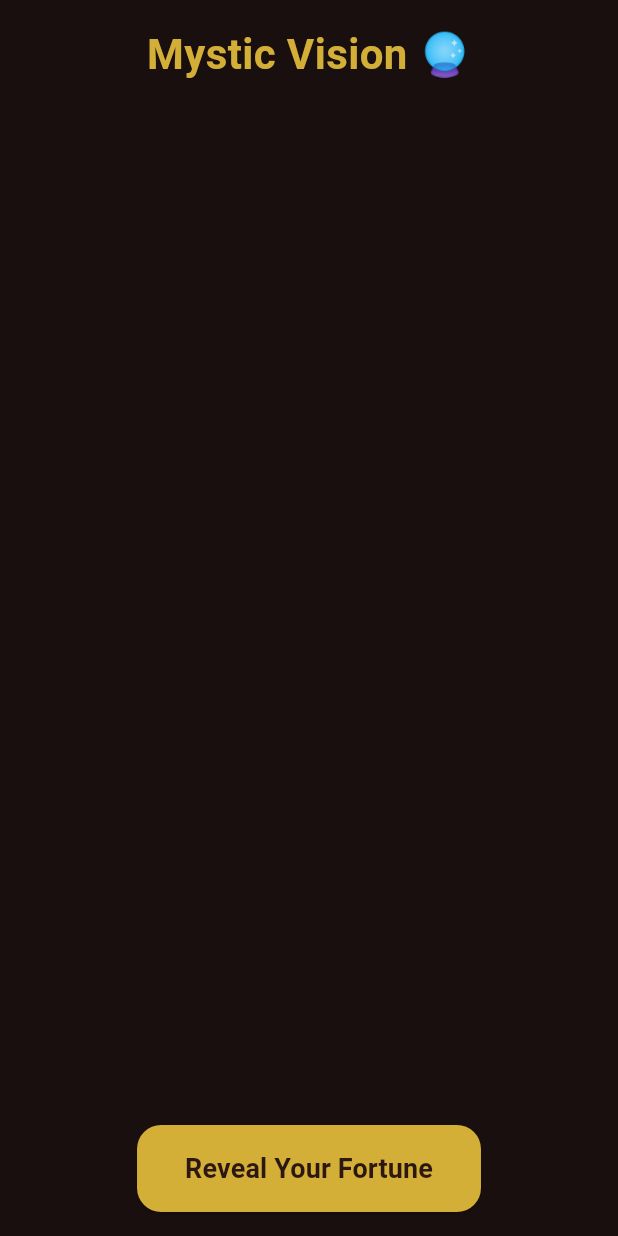
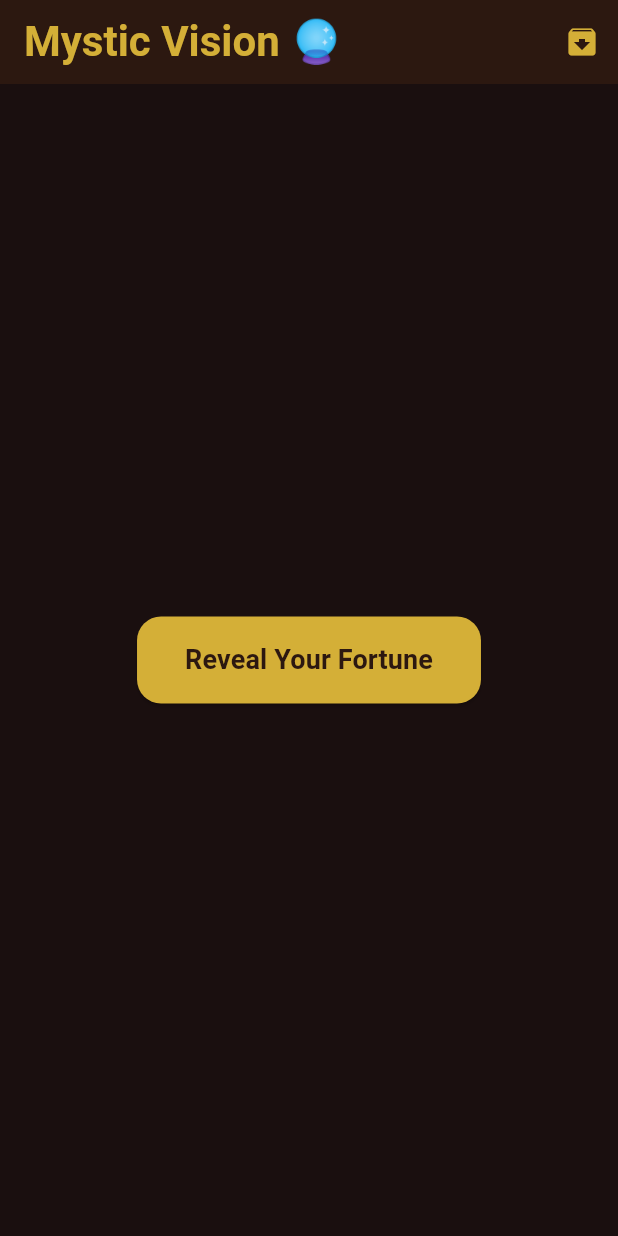
Before and after one commit to SiddharthaUpase/Blip, a Flutter app: the screen it shows after launch, on a phone screen of 412 x 824 dp. Run offline on Flutter 3.47's test engine with Material 3 defaults, Android fonts, the phone set to English and light mode, and no system bars; our stand-ins replace flutter_dotenv, get, google_fonts, image_picker, shared_preferences, supabase_flutter; accounts and stored records are empty.

Commit message:
Added Save Feature and View Fortunes Feature

```diff
--- a/lib/modules/home/views/home_view.dart
+++ b/lib/modules/home/views/home_view.dart
@@ -1,4 +1,5 @@
 import 'package:flutter/material.dart';
+import 'package:flutter_supabase_boilerplate/modules/home/views/saved_fortunes_view.dart';
 import 'package:get/get.dart';
 import '../controllers/home_controller.dart';
 import '../widgets/streaming_fortune_card.dart';
@@ -12,13 +13,9 @@ class HomeView extends GetView<HomeController> {
   Widget build(BuildContext context) {
     return Scaffold(
       backgroundColor: const Color(0xFF1A0F0F),
-      body: SafeArea(
-        child: Column(
-          children: [
-            // Header
-            Padding(
-              padding: const EdgeInsets.all(16.0),
-              child: Text(
+      appBar: AppBar(
+        backgroundColor: const Color(0xFF2C1810),
+        title: Text(
           'Mystic Vision 🔮',
           style: GoogleFonts.cinzelDecorative(
             fontSize: 28,
@@ -26,8 +23,48 @@ class HomeView extends GetView<HomeController> {
             color: const Color(0xFFD4AF37),
           ),
         ),
+        actions: [
+          // Save button (only show when there are predictions)
+          Obx(() => controller.fortunePredictions.isNotEmpty
+              ? IconButton(
+                  icon: const Icon(Icons.save, color: Color(0xFFD4AF37)),
+                  onPressed: controller.saveFortune,
+                )
+              : const SizedBox.shrink()),
+          // Archive button
+          IconButton(
+            icon: const Icon(Icons.archive, color: Color(0xFFD4AF37)),
+            onPressed: () => Get.to(() => const SavedFortunesView()),
           ),
-
+        ],
+      ),
+      body: SafeArea(
+        child: Obx(
+          () => controller.fortunePredictions.isEmpty &&
+                  !controller.isAnalyzing.value
+              ? Center(
+                  child: ElevatedButton(
+                    onPressed: controller.showImageSourceDialog,
+                    style: ElevatedButton.styleFrom(
+                      backgroundColor: const Color(0xFFD4AF37),
+                      padding: const EdgeInsets.symmetric(
+                          horizontal: 32, vertical: 16),
+                      shape: RoundedRectangleBorder(
+                        borderRadius: BorderRadius.circular(16),
+                      ),
+                    ),
+                    child: Text(
+                      'Reveal Your Fortune',
+                      style: GoogleFonts.cinzelDecorative(
+                        fontSize: 18,
+                        fontWeight: FontWeight.bold,
+                        color: const Color(0xFF2C1810),
+                      ),
+                    ),
+                  ),
+                )
+              : Column(
+                  children: [
                     // Image Preview
                     Obx(() => controller.selectedImagePath.isNotEmpty
                         ? Container(
@@ -35,12 +72,12 @@ class HomeView extends GetView<HomeController> {
                             width: 200,
                             margin: const EdgeInsets.all(16),
                             decoration: BoxDecoration(
-                      border:
-                          Border.all(color: const Color(0xFFD4AF37), width: 2),
+                              border: Border.all(
+                                  color: const Color(0xFFD4AF37), width: 2),
                               borderRadius: BorderRadius.circular(16),
                               image: DecorationImage(
-                        image:
-                            FileImage(File(controller.selectedImagePath.value)),
+                                image: FileImage(
+                                    File(controller.selectedImagePath.value)),
                                 fit: BoxFit.cover,
                               ),
                             ),
@@ -52,8 +89,8 @@ class HomeView extends GetView<HomeController> {
                         ? Column(
                             children: [
                               const CircularProgressIndicator(
-                        valueColor:
-                            AlwaysStoppedAnimation<Color>(Color(0xFFD4AF37)),
+                                valueColor: AlwaysStoppedAnimation<Color>(
+                                    Color(0xFFD4AF37)),
                               ),
                               const SizedBox(height: 16),
                               Text(
@@ -69,7 +106,7 @@ class HomeView extends GetView<HomeController> {
 
                     // Fortune Predictions
                     Expanded(
-              child: Obx(() => ListView.builder(
+                      child: ListView.builder(
                         padding: const EdgeInsets.symmetric(vertical: 16),
                         itemCount: controller.fortunePredictions.length,
                         itemBuilder: (context, index) {
@@ -78,7 +115,7 @@ class HomeView extends GetView<HomeController> {
                             index: index,
                           );
                         },
-                  )),
+                      ),
                     ),
 
                     // Capture Button
@@ -88,8 +125,8 @@ class HomeView extends GetView<HomeController> {
                         onPressed: controller.showImageSourceDialog,
                         style: ElevatedButton.styleFrom(
                           backgroundColor: const Color(0xFFD4AF37),
-                  padding:
-                      const EdgeInsets.symmetric(horizontal: 32, vertical: 16),
+                          padding: const EdgeInsets.symmetric(
+                              horizontal: 32, vertical: 16),
                           shape: RoundedRectangleBorder(
                             borderRadius: BorderRadius.circular(16),
                           ),
@@ -107,6 +144,7 @@ class HomeView extends GetView<HomeController> {
                   ],
                 ),
         ),
+      ),
     );
   }
 }
--- a/lib/routes/app_pages.dart
+++ b/lib/routes/app_pages.dart
@@ -3,6 +3,7 @@ import 'package:get/get.dart';
 import '../modules/auth/views/login_view.dart';
 import '../modules/auth/views/signup_view.dart';
 import '../modules/home/views/home_view.dart';
+import '../modules/home/views/saved_fortunes_view.dart';
 
 class AppPages {
   static final routes = [
@@ -18,5 +19,9 @@ class AppPages {
       name: Routes.HOME,
       page: () => const HomeView(),
     ),
+    GetPage(
+      name: Routes.SAVED_FORTUNES,
+      page: () => const SavedFortunesView(),
+    ),
   ];
 }
--- a/lib/routes/app_routes.dart
+++ b/lib/routes/app_routes.dart
@@ -3,4 +3,5 @@ abstract class Routes {
   static const LOGIN = '/login';
   static const SIGNUP = '/signup';
   static const HOME = '/home';
+  static const SAVED_FORTUNES = '/saved_fortunes';
 }
--- a/pubspec.yaml
+++ b/pubspec.yaml
@@ -17,7 +17,7 @@ dependencies:
   claude_dart_flutter: ^1.0.0+1
   google_fonts: ^6.1.0
   flutter_dotenv: ^5.0.2
-
+  shared_preferences: ^2.2.3
 dev_dependencies:
   flutter_test:
     sdk: flutter
```
Also changed, not shown: lib/modules/home/controllers/home_controller.dart (+49 -1 lines), lib/modules/home/views/saved_fortunes_view.dart (added, +98 -0 lines), pubspec.lock. Lines whose indentation alone changed are shown as unchanged.
